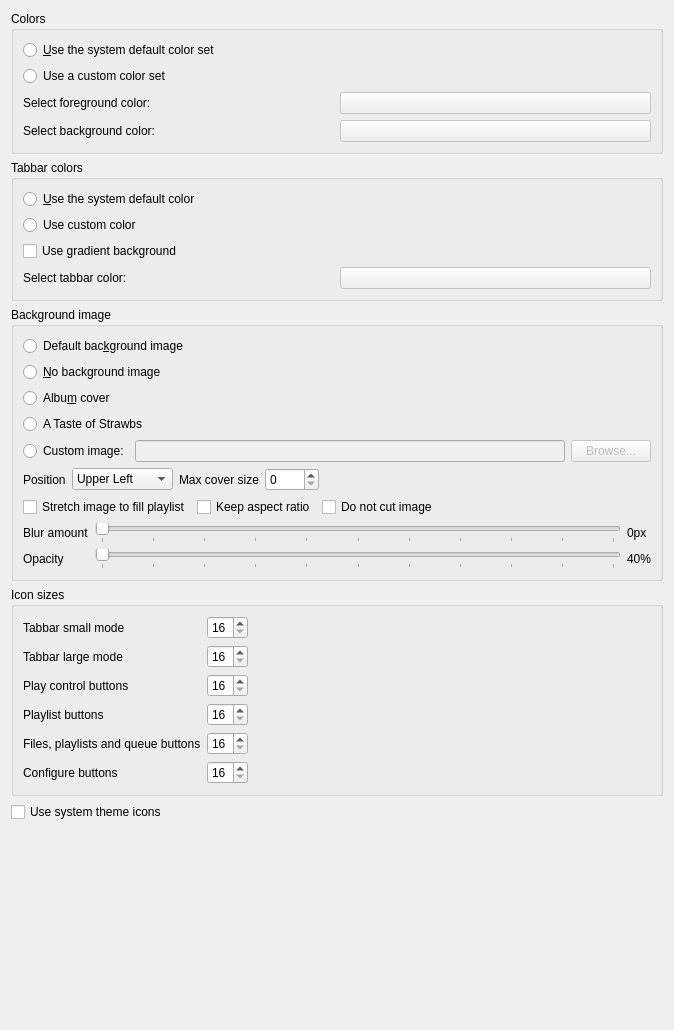
This is src/settings/appearancesettingspage.ui in strawberrymusicplayer/strawberry as Qt 5 draws it before an edit. The edited form follows.
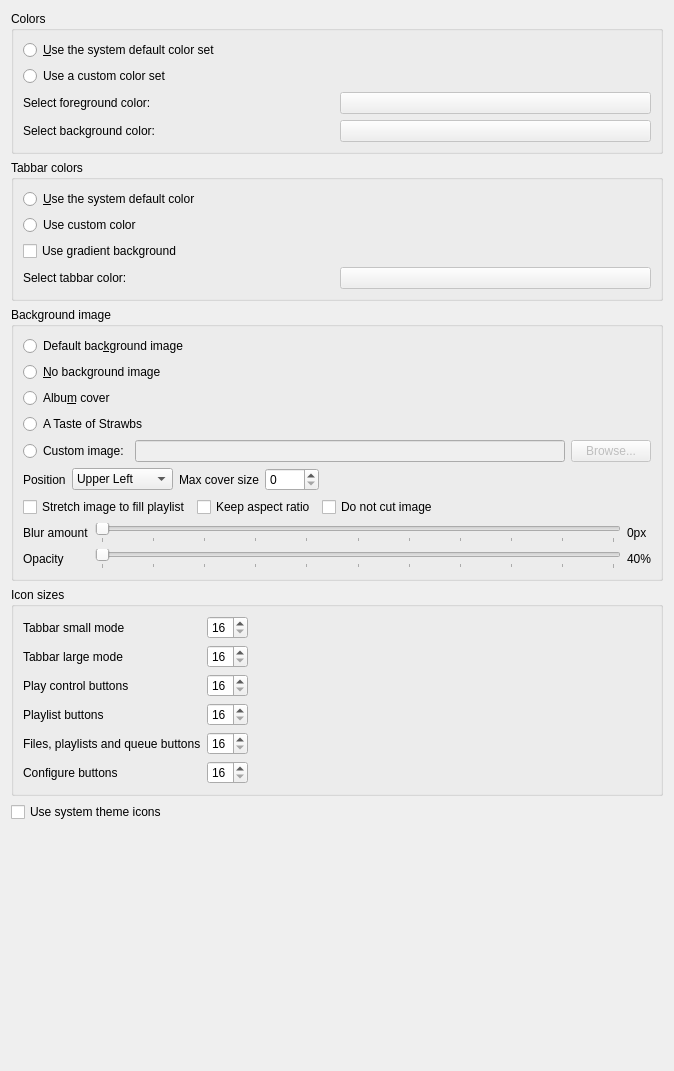
This is the edited form.

Commit message: Fix tab order in Appearance settings

Patch:
```diff
--- a/src/settings/appearancesettingspage.ui
+++ b/src/settings/appearancesettingspage.ui
@@ -7,7 +7,7 @@
     <x>0</x>
     <y>0</y>
     <width>674</width>
-    <height>1030</height>
+    <height>1071</height>
    </rect>
   </property>
   <property name="windowTitle">
```
Left out of the diff: 2 changed lines with no effect on the pictures.
